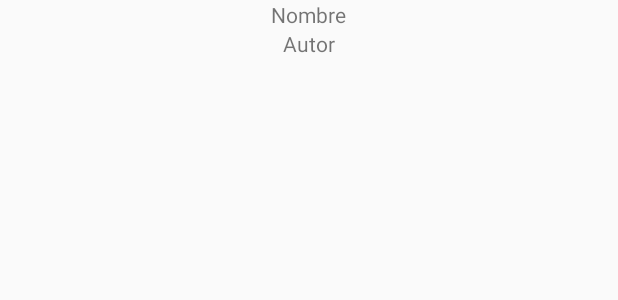
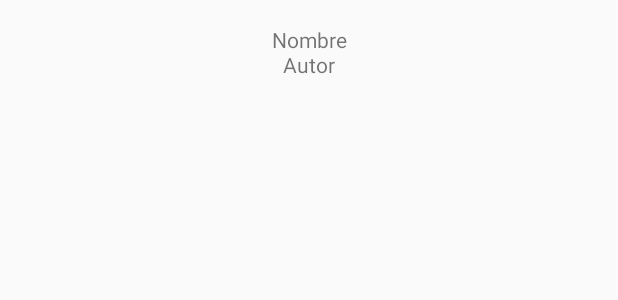
Before and after one commit to ANavarro96/PMM, an Android app: the layout layout_disco.xml on its own in the app's theme, with its tools: preview values and no code run, on a phone screen of 412 x 824 dp. Shown: the top 300 px of the screen. Run offline under Robolectric (Android 15) with nearby library versions, the phone set to English and light mode, and no system bars.

```diff
--- a/PruebaListView/app/src/main/AndroidManifest.xml
+++ b/PruebaListView/app/src/main/AndroidManifest.xml
@@ -9,7 +9,8 @@
         android:roundIcon="@mipmap/ic_launcher_round"
         android:supportsRtl="true"
         android:theme="@style/AppTheme">
-        <activity android:name=".activities.RecyclerViewPrueba">
+        <activity android:name=".activities.RecyclerViewPrueba"
+            android:exported="true">
             <intent-filter>
                 <action android:name="android.intent.action.MAIN" />
 
--- a/PruebaListView/app/src/main/res/layout/layout_disco.xml
+++ b/PruebaListView/app/src/main/res/layout/layout_disco.xml
@@ -1,5 +1,5 @@
 <?xml version="1.0" encoding="utf-8"?>
-<RelativeLayout xmlns:android="http://schemas.android.com/apk/res/android"
+<androidx.constraintlayout.widget.ConstraintLayout xmlns:android="http://schemas.android.com/apk/res/android"
     xmlns:app="http://schemas.android.com/apk/res-auto"
     xmlns:tools="http://schemas.android.com/tools"
     android:layout_width="match_parent"
@@ -9,23 +9,30 @@
         android:id="@+id/nombre"
         android:layout_width="wrap_content"
         android:layout_height="wrap_content"
-        android:layout_alignParentRight="false"
-        android:layout_centerHorizontal="true"
-        android:text="Nombre" />
+        android:text="Nombre"
+        app:layout_constraintBottom_toBottomOf="@+id/portada"
+        app:layout_constraintEnd_toEndOf="parent"
+        app:layout_constraintStart_toStartOf="parent"
+        app:layout_constraintTop_toTopOf="@+id/portada" />
 
     <ImageView
         android:id="@+id/portada"
         android:layout_width="59dp"
         android:layout_height="46dp"
-        android:layout_alignParentLeft="true"
-        android:maxWidth="16dp"
-        android:maxHeight="16dp" />
+        app:layout_constraintBottom_toBottomOf="parent"
+        app:layout_constraintLeft_toLeftOf="parent"
+        app:layout_constraintTop_toTopOf="parent" />
 
     <TextView
         android:id="@+id/autor"
         android:layout_width="wrap_content"
         android:layout_height="wrap_content"
-        android:layout_below="@id/nombre"
-        android:layout_centerHorizontal="true"
-        android:text="Autor" />
-</RelativeLayout>
+        android:text="Autor"
+        app:layout_constraintBottom_toBottomOf="@+id/portada"
+        app:layout_constraintEnd_toEndOf="@+id/nombre"
+        app:layout_constraintHorizontal_bias="0.47"
+        app:layout_constraintRight_toRightOf="parent"
+        app:layout_constraintStart_toStartOf="@+id/nombre"
+        app:layout_constraintTop_toBottomOf="@+id/nombre"
+        app:layout_constraintVertical_bias="0.45" />
+</androidx.constraintlayout.widget.ConstraintLayout>
--- a/PruebaListView/build.gradle
+++ b/PruebaListView/build.gradle
@@ -1,11 +1,13 @@
 // Top-level build file where you can add configuration options common to all sub-projects/modules.
 buildscript {
+    ext.kotlin_version = '1.8.0-Beta'
     repositories {
         google()
         jcenter()
     }
     dependencies {
-        classpath "com.android.tools.build:gradle:4.0.1"
+        classpath 'com.android.tools.build:gradle:7.2.2'
+        classpath "org.jetbrains.kotlin:kotlin-gradle-plugin:$kotlin_version"
 
         // NOTE: Do not place your application dependencies here; they belong
         // in the individual module build.gradle files
```
Also changed, not shown: PruebaListView/app/build.gradle (+10 -4 lines), PruebaListView/app/src/main/java/com/p2/pruebalistview/activities/RecyclerViewPrueba.kt (+70 -81 lines), PruebaListView/app/src/main/java/com/p2/pruebalistview/adapters/AdaptadorDisco.kt (+52 -93 lines), PruebaListView/app/src/main/java/com/p2/pruebalistview/adapters/EventsInterface.kt (+9 -4 lines), PruebaListView/app/src/main/java/com/p2/pruebalistview/model/Disco.kt (+3 -37 lines), PruebaListView/gradle/wrapper/gradle-wrapper.properties.
